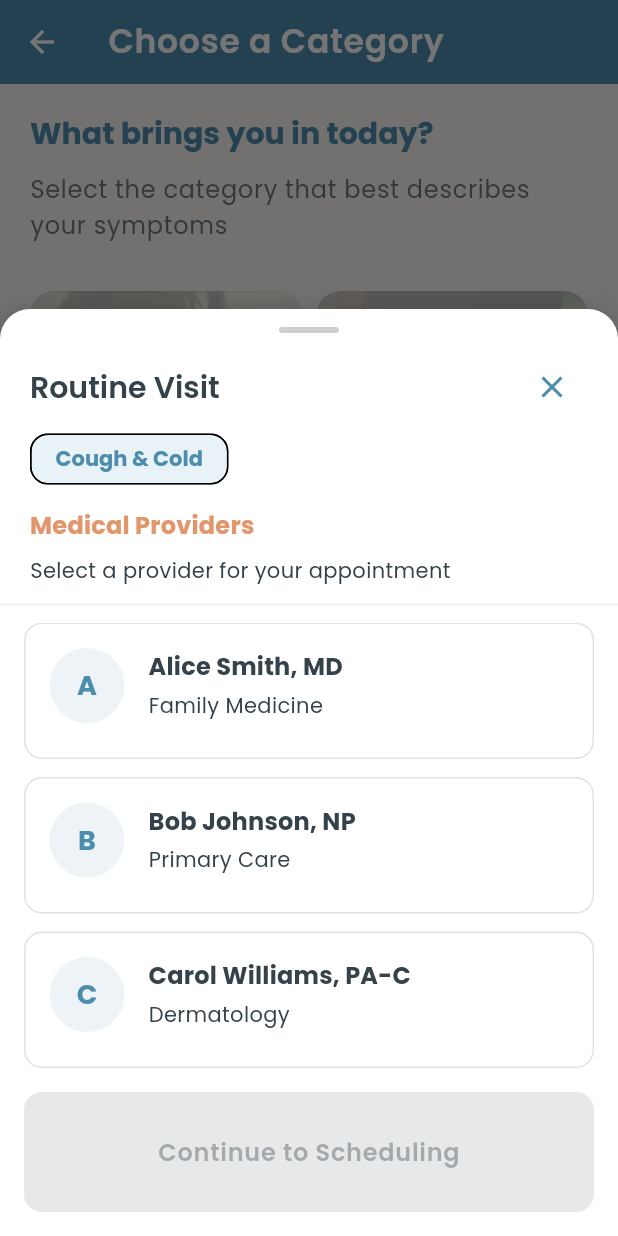
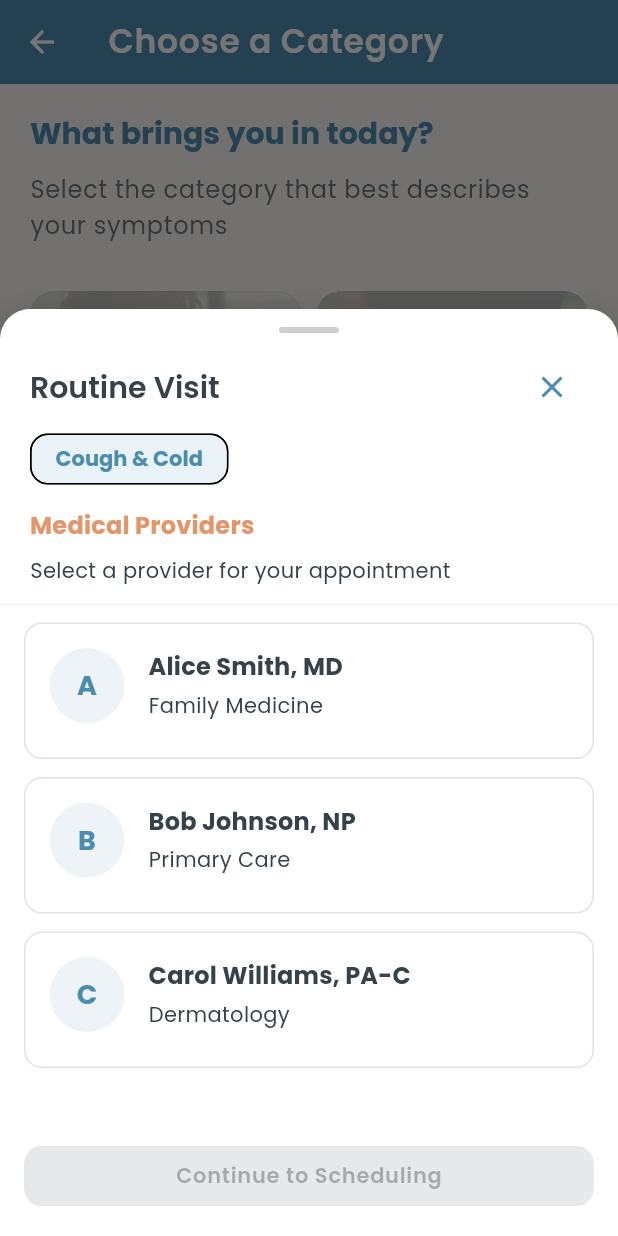
Before and after one commit to gmtfrombc/uber-health-app, a Flutter app: the CategorySelectionScreen screen opened directly with empty values, after a tap on "Cough & Cold", on a phone screen of 412 x 824 dp. Run offline on Flutter 3.47's test engine with Material 3 defaults, Android fonts, the light colour scheme and no system bars; our stand-ins replace cloud_firestore, cloud_functions, firebase_auth, firebase_core, font_awesome_flutter, google_fonts and 1 more; missing offline and left inert: flutter_webrtc; accounts and stored records are empty; project files that could hold a hidden picture were left out.

Commit message:
Reduce size of provider bottom sheet button

```diff
--- a/lib/screens/patient/category_selection_screen.dart
+++ b/lib/screens/patient/category_selection_screen.dart
@@ -210,7 +210,7 @@ class CategorySelectionScreen extends StatelessWidget {
                                                   context,
                                                 ).colorScheme.primary,
                                             fontWeight: FontWeight.w800,
-                                            fontSize: 18,
+                                            fontSize: 24,
                                           ),
                                           textAlign: TextAlign.center,
                                           maxLines: 2,
--- a/lib/screens/patient/provider_bottom_sheet.dart
+++ b/lib/screens/patient/provider_bottom_sheet.dart
@@ -340,6 +340,10 @@ class _ProviderBottomSheetState extends State<ProviderBottomSheet> {
               // Continue button
               Padding(
                 padding: const EdgeInsets.all(16),
+                child: SizedBox(
+                  width:
+                      MediaQuery.of(context).size.width *
+                      0.6, // Reduced width - 60% of screen width
                   child: ElevatedButton(
                     onPressed:
                         _selectedProviderIndex != null
@@ -351,13 +355,17 @@ class _ProviderBottomSheetState extends State<ProviderBottomSheet> {
                               ).providers[_selectedProviderIndex!],
                             )
                             : null,
-                  child: Padding(
-                    padding: const EdgeInsets.symmetric(vertical: 12),
+                    style: ElevatedButton.styleFrom(
+                      padding: const EdgeInsets.symmetric(
+                        vertical: 8,
+                      ), // Reduced vertical padding
+                      minimumSize: const Size(100, 40), // Set minimum size
+                    ),
                     child: Text(
                       widget.isUrgent
                           ? 'Start Consult Now'
                           : 'Continue to Scheduling',
-                      style: const TextStyle(fontSize: 16),
+                      style: const TextStyle(fontSize: 14), // Reduced font size
                     ),
                   ),
                 ),
```
Lines whose indentation alone changed are shown as unchanged.
